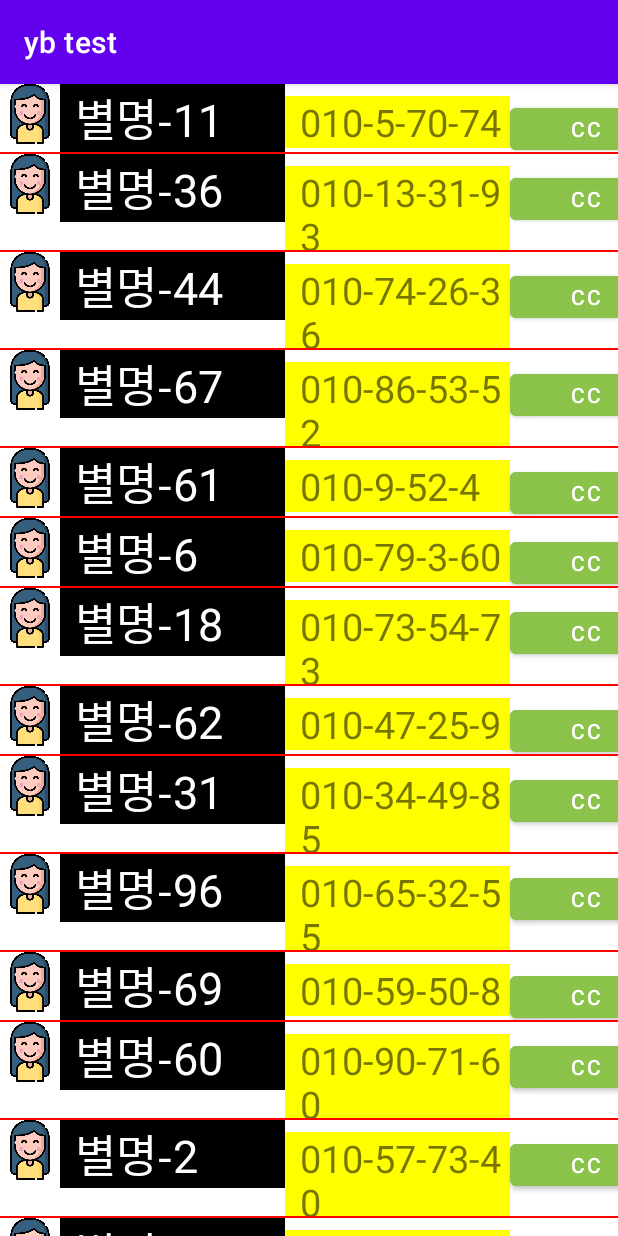
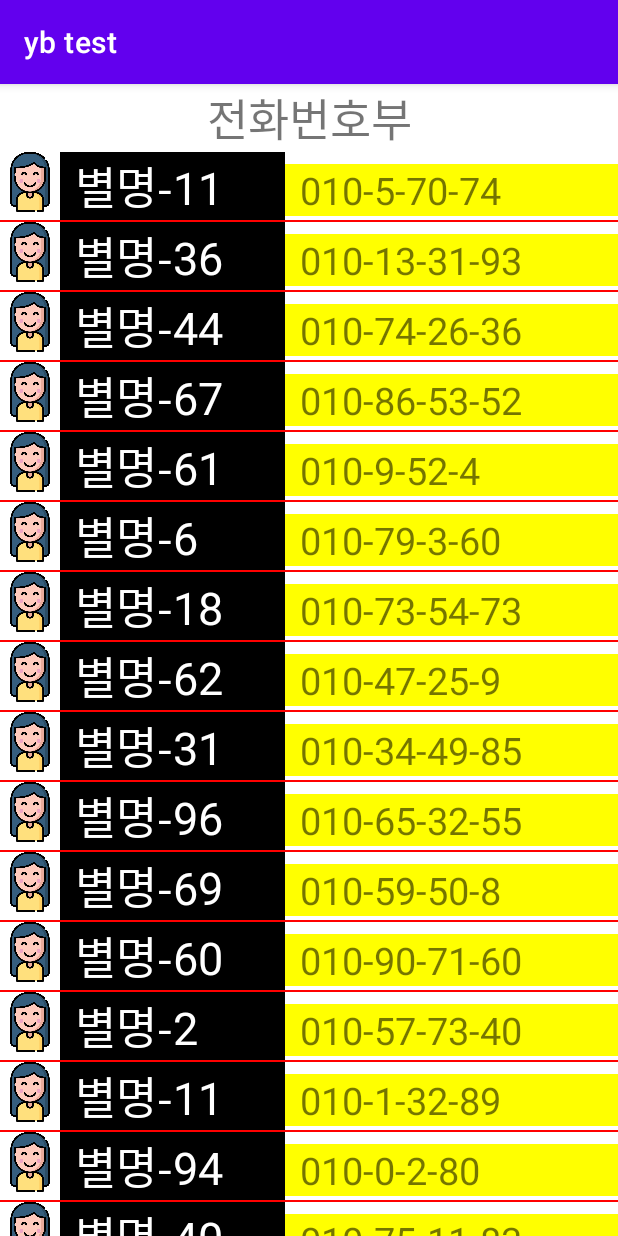
Before and after one commit to beatles0/yb_android, an Android app: the screen it shows after launch (TelephoneList), on a phone screen of 412 x 824 dp. Run offline under Robolectric (Android 15) with nearby library versions, the phone set to English and light mode, and no system bars.

Commit message:
전화번호부

```diff
--- a/app/src/main/res/layout/activity_telephone_list.xml
+++ b/app/src/main/res/layout/activity_telephone_list.xml
@@ -3,9 +3,8 @@
     xmlns:tools="http://schemas.android.com/tools"
     android:layout_width="match_parent"
     android:layout_height="match_parent"
-    tools:context=".TelephoneList"
     android:orientation="vertical"
-    >
+    tools:context=".TelephoneList">
 
     <!--    <Button-->
     <!--        android:layout_width="1000dp"-->
@@ -14,6 +13,16 @@
     <!--        android:id="@+id/id_btn_click"-->
     <!--        android:backgroundTint="#000000"-->
     <!--        />-->
+
+    <TextView
+        android:layout_width="match_parent"
+        android:layout_height="wrap_content"
+        android:textSize="30dp"
+        android:text="전화번호부"
+        android:gravity="center_horizontal"
+        />
+
+
     <ScrollView
         android:layout_width="match_parent"
         android:layout_height="match_parent"
--- a/app/src/main/res/layout/activity_telephone_list_in.xml
+++ b/app/src/main/res/layout/activity_telephone_list_in.xml
@@ -32,25 +32,17 @@
             android:id="@+id/id_phone_number"
             android:layout_width="wrap_content"
             android:layout_height="wrap_content"
-            android:width="150dp"
+            android:width="250dp"
             android:background="#ffff00"
             android:gravity="left"
             android:paddingLeft="10dp"
             android:text="전화번호"
             android:textSize="25dp" />
 
-        <Button
-            android:layout_width="100dp"
-            android:layout_height="40dp"
-            android:text="cc"
-            android:id="@+id/id_btn_click_in"
-            android:backgroundTint="#8BC34A"
-            />
+    </LinearLayout>
 
-    </LinearLayout>
     <View
         android:layout_width="match_parent"
         android:layout_height="1dp"
-        android:background="#FFFF0000">
-    </View>
+        android:background="#FFFF0000"></View>
 </LinearLayout>
```
Also changed, not shown: app/src/main/java/com/example/ybkim/TelephoneDetail.kt (+5 -4 lines). Lines whose indentation alone changed are shown as unchanged.
